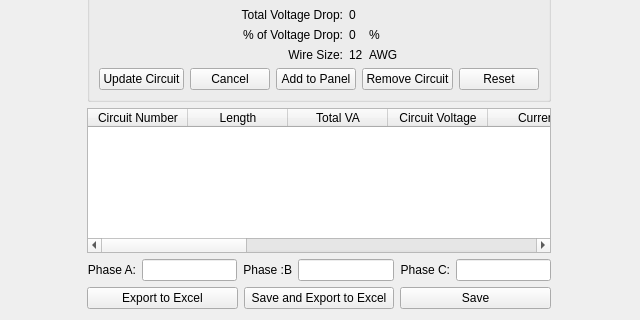
Above: Voltage_Drop_GUI.ui from simplesports/WorkHelper before the change; both pictures show x 0 to 640 and y 325 to 645 of the 640 by 645 pixel window. Below: the same form after it.
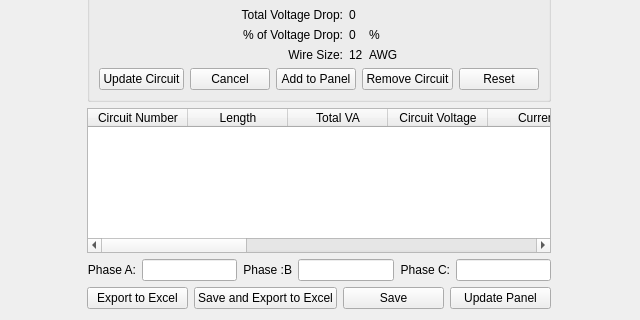
That is the form after the change.

The edit to the form file:
```diff
--- a/Voltage_Drop_GUI.ui
+++ b/Voltage_Drop_GUI.ui
@@ -331,6 +331,13 @@
        </property>
       </widget>
      </item>
+     <item>
+      <widget class="QPushButton" name="Button_Update_Panel">
+       <property name="text">
+        <string>Update Panel</string>
+       </property>
+      </widget>
+     </item>
     </layout>
    </item>
    <item row="2" column="2" colspan="2">
```
